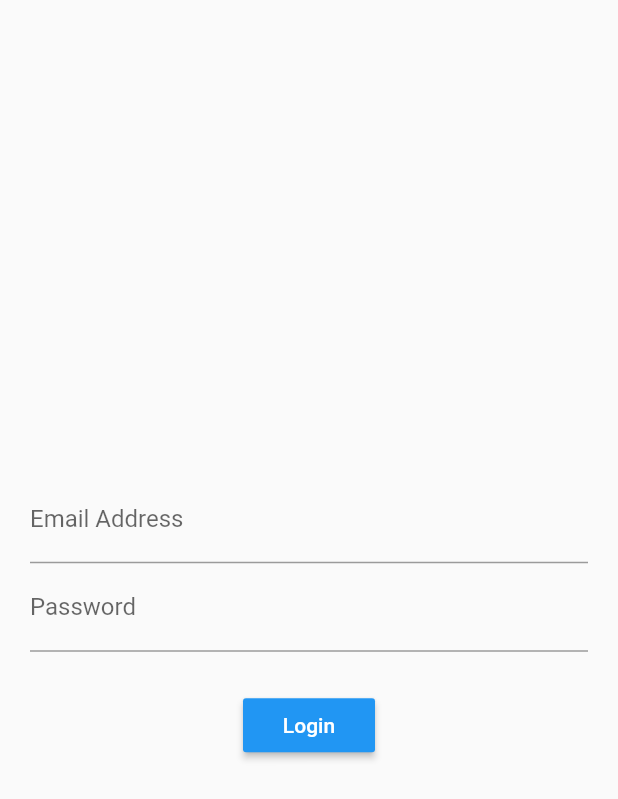
After one commit to chauhan-abhi/flutter_playground, a Flutter app: the screen it shows after launch, on a phone screen of 412 x 824 dp. The commit adds this screen. Shown: the top 799 px of the screen. Run offline on Flutter 3.47's test engine with Material 2 defaults, Android fonts, the phone set to English and light mode, and no system bars.

Commit message:
scoped instance impl added using Providers and contexts

```diff
--- a/login_stateful/lib/src/app.dart
+++ b/login_stateful/lib/src/app.dart
@@ -1,19 +1,37 @@
 import 'package:flutter/material.dart';
 import 'screens/login_screen_bloc.dart';
+import 'screens/login_screen_scopedImpl.dart';
+import 'blocs/providers.dart';
 
 class App extends StatelessWidget {
   @override
   Widget build(BuildContext context) {
-
-    return MaterialApp(
+    //////////Scoped Instance Impl/////////////////
+    return Provider(
+      // now everything defined inside the provider
+      // can access the bloc in the provider
+      child: MaterialApp(
       title: "Log Me In!",
       home: Scaffold(
           // uncomment below line for stateful implementation of the state management
         // body: LoginScreen(),
         // uncomment below line for Global Scoped Instance for state management
-        body: new LoginScreenBloc(),
+        body: new LoginScreenScopedImpl(),
       ),
       debugShowCheckedModeBanner: false,
+      ),
     );
+
+  /////////////////Global Instance Impl/////////////////
+  //   return MaterialApp(
+  //     title: "Log Me In!",
+  //     home: Scaffold(
+  //         // uncomment below line for stateful implementation of the state management
+  //       // body: LoginScreen(),
+  //       // uncomment below line for Global Scoped Instance for state management
+  //       body: new LoginScreenBloc(),
+  //     ),
+  //     debugShowCheckedModeBanner: false,
+  //   );
   }
 }
--- /dev/null
+++ b/login_stateful/lib/src/blocs/bloc_scopedImpl.dart
@@ -0,0 +1,29 @@
+import 'dart:async';
+import 'validators.dart';
+
+class Bloc with Validators {
+
+  // defining the StreamController of type string and not
+  // leaving the event param as dyanamic to take any value.
+  // stringent behaviour added.
+  // If we have streams having multiple value types then also
+  // dart has a fn for it.
+  final _emailController = StreamController<String>();
+  final _passwordController = StreamController<String>();
+
+  // Change data
+  // Return Type  |getter|shorthand-name|
+  // (optional)
+  Function(String) get changeEmail => _emailController.sink.add;
+  Function(String) get changePassword => _passwordController.sink.add;
+
+  // Add data to stream
+  Stream<String> get email => _emailController.stream.transform(validateEmail);
+  Stream<String> get password => _passwordController.stream.transform(validatePassword);
+
+  // cleanup function
+  dispose() {
+    _emailController.close();
+    _passwordController.close();
+  }
+}
--- a/login_stateful/lib/src/blocs/providers.dart
+++ b/login_stateful/lib/src/blocs/providers.dart
@@ -1,13 +1,22 @@
 import 'package:flutter/material.dart';
-import 'bloc.dart';
+import 'bloc_scopedImpl.dart';
 
 class Provider extends InheritedWidget {
   final bloc =Bloc();
 
+  Provider({Key key, Widget child})
+    : super(key: key, child:child);
+
   @override
   bool updateShouldNotify(_) => true;
 
-  static Bloc of(BuildContext context) {
+  /// Build context is the handle or identifier
+  /// that locates a widged in widget hierarchy
+  static  Bloc of(BuildContext context) {
+    // this line of code asks the widget to look at the context
+    // of its parent until it gets widget of type Provider.
+    // .bloc will return  the bloc instance created on line5
+    // by the provider
     return (context.inheritFromWidgetOfExactType(Provider) as Provider).bloc;
   }
 
--- /dev/null
+++ b/login_stateful/lib/src/screens/login_screen_scopedImpl.dart
@@ -0,0 +1,76 @@
+import 'package:flutter/material.dart';
+import '../blocs/bloc_scopedImpl.dart';
+import '../blocs/providers.dart';
+
+class LoginScreenScopedImpl extends StatelessWidget {
+  @override
+  Widget build(BuildContext context) {
+    final bloc = Provider.of(context);
+
+    return Container(
+      margin: EdgeInsets.all(20.0),
+      child: Column(
+        mainAxisAlignment: MainAxisAlignment.center,
+        children: <Widget>[
+          emailField(bloc),
+          passwordField(bloc),
+          Container(
+            margin: EdgeInsets.only(top: 25.0),
+          ),
+          submitButton(),
+        ],
+      ),
+    );
+  }
+
+Widget emailField(Bloc bloc) {
+  return StreamBuilder(
+    stream: bloc.email,
+    // every time stream sends an event,
+    // builder functions runs a re-renders
+    // the widget on the device.
+    // Snapshot: contains info of the event that
+    // comes from stream
+    builder: (context, snapshot) {
+      return TextField(
+        // onChanged: (newValue) {
+        //   bloc.changeEmail(newValue);
+        // },
+        onChanged: bloc.changeEmail,
+        // adds data to sink
+        // sink sends data to stream which sends into transormer
+        keyboardType: TextInputType.emailAddress,
+        decoration: InputDecoration(
+          hintText: 'you@example.com',
+          labelText: 'Email Address',
+          errorText: snapshot.error,
+        ),
+      );
+    }
+  );
+}
+
+Widget passwordField(Bloc bloc) {
+  return StreamBuilder(
+    stream: bloc.password,
+    builder: (context, snapshot) {
+      return TextField(
+        onChanged: bloc.changePassword,
+        decoration: InputDecoration(
+          hintText: 'Password',
+          labelText: 'Password',
+          errorText: snapshot.error,
+        ),
+      );
+    }
+  );
+  }
+
+  Widget submitButton() {
+    return RaisedButton(
+      child: Text('Login', style: TextStyle(color: Colors.white),),
+      color: Colors.blue,
+      onPressed: () {},
+    );
+  }
+}
```
